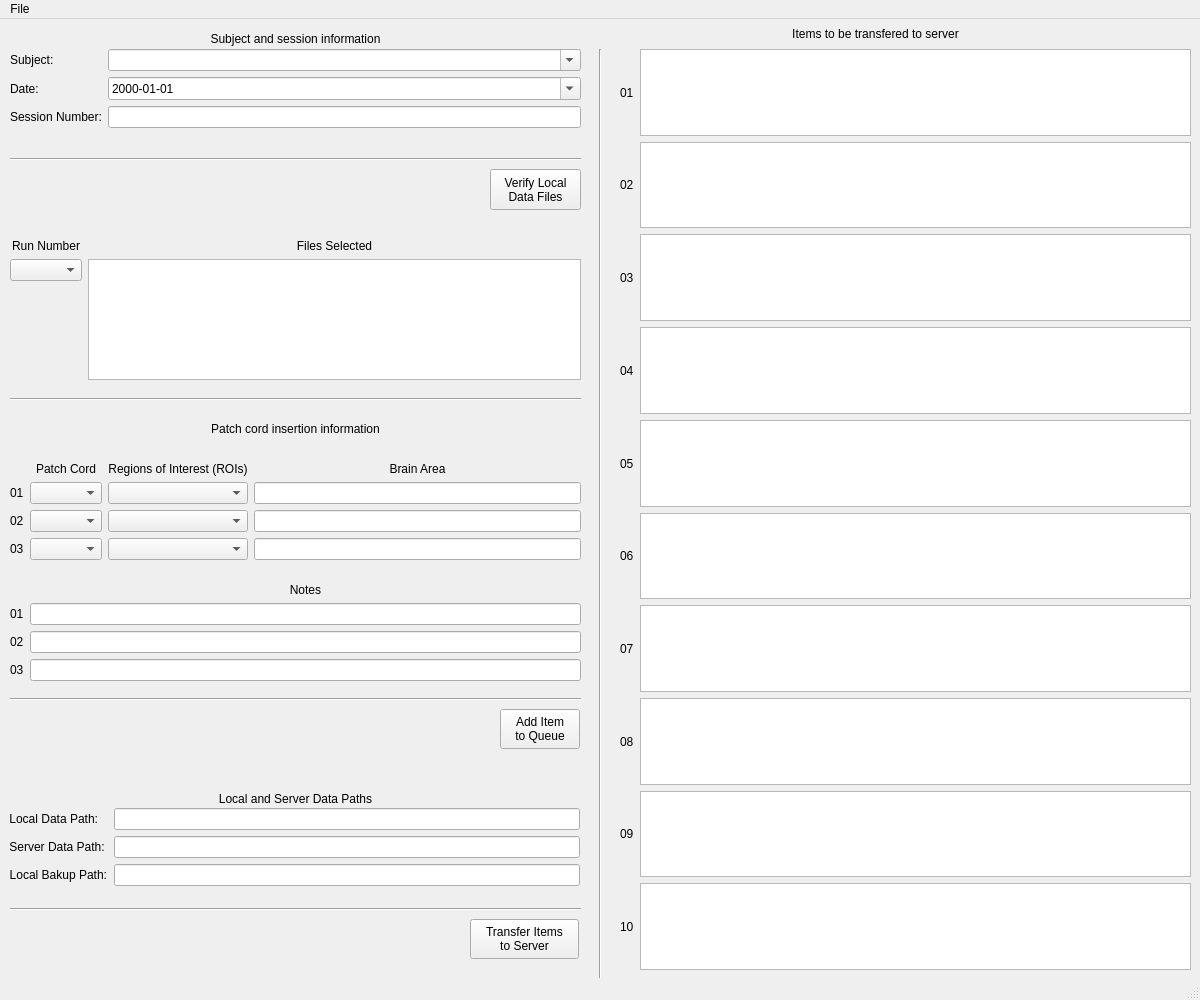
The window that deploy/fiberphotometry/fiber_photometry_form.ui (int-brain-lab/iblscripts) describes before a commit, drawn with Qt 5.
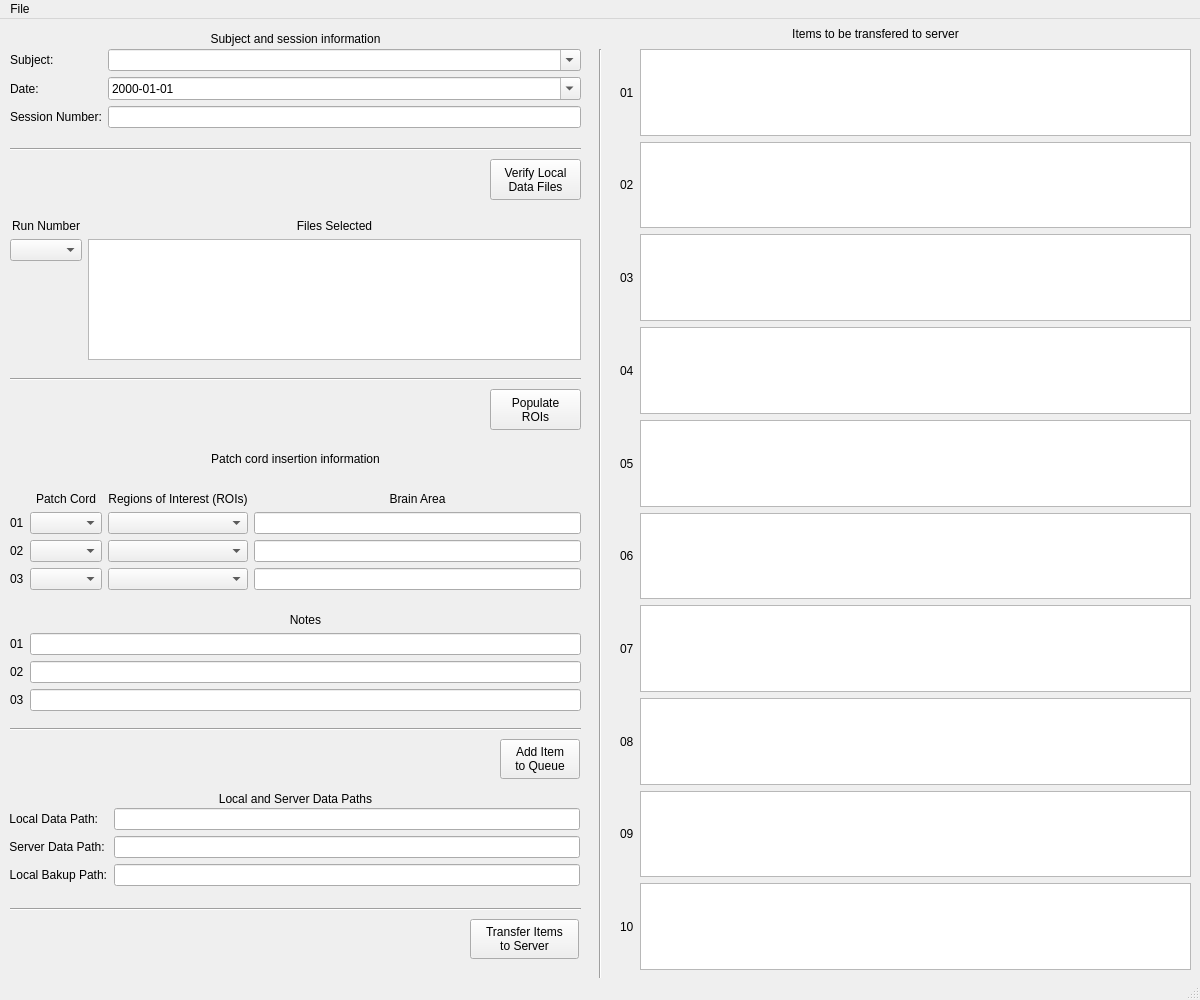
The same window after the commit.

Commit message: added populate roi button correct erroneous  combobox entries, broke out parameters to separate yml file, fleshed out readme

Patch:
```diff
--- a/deploy/fiberphotometry/fiber_photometry_form.ui
+++ b/deploy/fiberphotometry/fiber_photometry_form.ui
@@ -236,7 +236,7 @@
     <property name="geometry">
      <rect>
       <x>500</x>
-      <y>690</y>
+      <y>720</y>
       <width>80</width>
       <height>40</height>
      </rect>
@@ -338,7 +338,7 @@
     <property name="geometry">
      <rect>
       <x>10</x>
-      <y>670</y>
+      <y>700</y>
       <width>571</width>
       <height>20</height>
      </rect>
@@ -364,7 +364,7 @@
     <property name="geometry">
      <rect>
       <x>10</x>
-      <y>130</y>
+      <y>120</y>
       <width>571</width>
       <height>20</height>
      </rect>
@@ -469,7 +469,7 @@
     <property name="geometry">
      <rect>
       <x>490</x>
-      <y>150</y>
+      <y>140</y>
       <width>91</width>
       <height>41</height>
      </rect>
@@ -486,7 +486,7 @@
     <property name="geometry">
      <rect>
       <x>10</x>
-      <y>220</y>
+      <y>200</y>
       <width>571</width>
       <height>141</height>
      </rect>
@@ -532,7 +532,7 @@
     <property name="geometry">
      <rect>
       <x>10</x>
-      <y>370</y>
+      <y>350</y>
       <width>571</width>
       <height>20</height>
      </rect>
@@ -545,7 +545,7 @@
     <property name="geometry">
      <rect>
       <x>10</x>
-      <y>420</y>
+      <y>450</y>
       <width>571</width>
       <height>121</height>
      </rect>
@@ -639,7 +639,7 @@
     <property name="geometry">
      <rect>
       <x>10</x>
-      <y>550</y>
+      <y>580</y>
       <width>571</width>
       <height>112</height>
      </rect>
@@ -691,7 +691,7 @@
     <property name="geometry">
      <rect>
       <x>10</x>
-      <y>400</y>
+      <y>430</y>
       <width>571</width>
       <height>20</height>
      </rect>
@@ -703,6 +703,23 @@
      <set>Qt::AlignCenter</set>
     </property>
    </widget>
+   <widget class="QPushButton" name="button_populate_rois">
+    <property name="geometry">
+     <rect>
+      <x>490</x>
+      <y>370</y>
+      <width>91</width>
+      <height>41</height>
+     </rect>
+    </property>
+    <property name="text">
+     <string>Populate
+ROIs</string>
+    </property>
+    <property name="autoDefault">
+     <bool>false</bool>
+    </property>
+   </widget>
   </widget>
   <widget class="QMenuBar" name="menubar">
    <property name="geometry">
```
Left out of the diff: 21 changed lines with no effect on the pictures. The commit also changes 8 other files.
